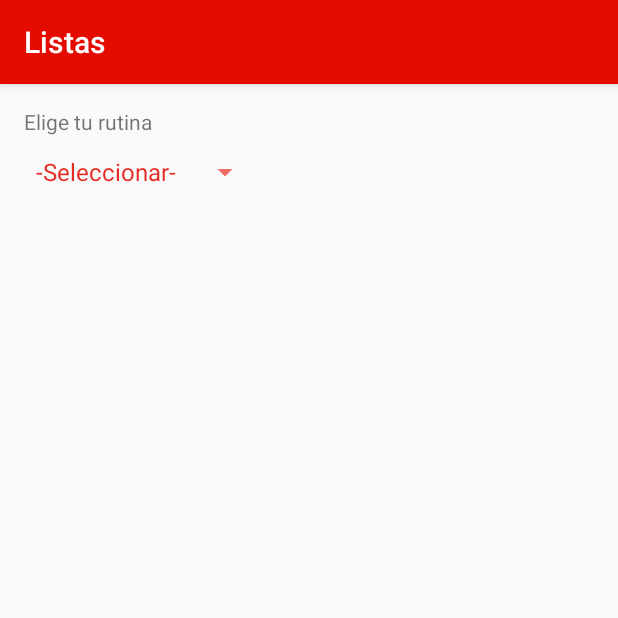
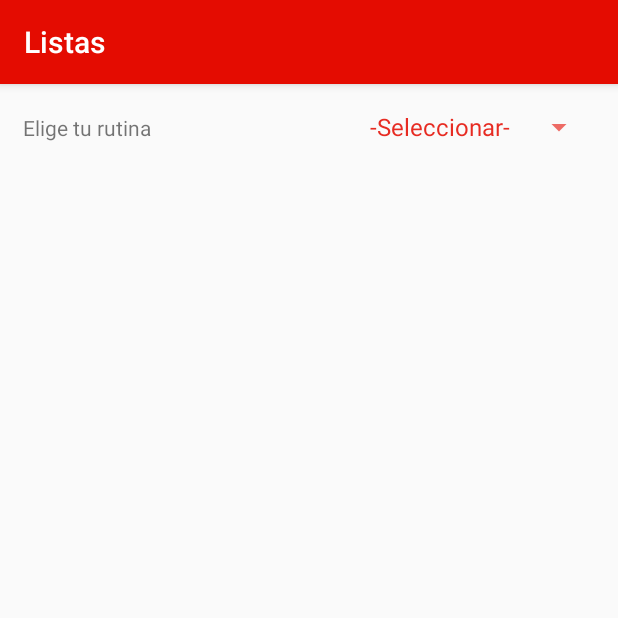
Before and after one commit to Daniel1684/AppGymOriginal, an Android app: the Estadisticas screen opened directly, with no data from a screen before it, on a phone screen of 412 x 824 dp, the top half of it. Run offline under Robolectric (Android 15) with nearby library versions, the phone set to English and light mode, and no system bars.

Commit message:
Adaptador terminado

```diff
--- a/app/src/main/java/com/danielreimundo/appgym/Actividades.java
+++ b/app/src/main/java/com/danielreimundo/appgym/Actividades.java
@@ -141,8 +141,6 @@ public class Actividades extends AppCompatActivity {
 
             @Override
             public void onNothingSelected(AdapterView<?> parent) {
-
-                // sometimes you need nothing here
             }
         });
     }
--- a/app/src/main/java/com/danielreimundo/appgym/Estadisticas.java
+++ b/app/src/main/java/com/danielreimundo/appgym/Estadisticas.java
@@ -1,22 +1,19 @@
 package com.danielreimundo.appgym;
-import android.database.Cursor;
 import android.support.v7.app.AppCompatActivity;
 import android.os.Bundle;
+import android.view.View;
+import android.widget.AdapterView;
+import android.widget.ListView;
 import android.widget.Spinner;
+import com.danielreimundo.appgym.Adapter.GymAdapter;
+import com.danielreimundo.appgym.bd.DatabaseManager;
 
-import com.danielreimundo.appgym.bd.DatabaseManager;
-import com.danielreimundo.appgym.rutinas.Rutina;
-
-import java.util.ArrayList;
-import java.util.HashMap;
-import java.util.List;
-
-public class Estadisticas extends AppCompatActivity  {
+public class Estadisticas extends AppCompatActivity implements AdapterView.OnItemClickListener {
 
     private DatabaseManager db;
     private Spinner spinner;
-    private ArrayList<String> data;
-    private HashMap<String,ArrayList<String>> proto;
+    private GymAdapter gymAdapter;
+    private ListView listView;
 
     @Override
     protected void onCreate(Bundle savedInstanceState) {
@@ -24,25 +21,48 @@ public class Estadisticas extends AppCompatActivity  {
         this.setTitle("Listas");
         setContentView(R.layout.activity_estadisticas);
         db = new DatabaseManager(this);
+        listView = (ListView) findViewById(R.id.listview_estadisticas);
+
 
         spinner = (Spinner) findViewById(R.id.spinner_estadistica_spinni);
-    }
+        spinner.setOnItemSelectedListener(new AdapterView.OnItemSelectedListener(){
 
-    public  void loadData(){
-        data = new ArrayList<>();
-        data.add("Abdominales");
-        data.add("Flexiones");
-        data.add("Sentadillas");
-        data.add("Correr");
-        proto = new HashMap<>();
-      //  List<Rutina> rutinas = db.conversorLista(db.getRutina("Abdominales"));
+            @Override
+            public void onItemSelected(AdapterView<?> parent, View view, int position, long id) {
+                String temp=null;
 
+                switch (position){
+                    case  0:
+                        break;
+                    case 1://abdominales
+                        temp = "Abdominales";
+                        break;
+                    case 2://Correr
+                        temp = "Correr";
+                        break;
+                    case 3://Flexiones
+                        temp = "Flexiones";
+                        break;
+                    case 4://sentadillas
+                        temp = "Sentadillas";
+                        break;
+                }
+                gymAdapter = new GymAdapter(getApplicationContext(),db.getRutinas(temp));
+                listView.setAdapter(gymAdapter);
+            }
 
+            @Override
+            public void onNothingSelected(AdapterView<?> parent) {
 
-
+            }
+        });
 
     }
 
+    @Override
+    public void onItemClick(AdapterView<?> parent, View view, int position, long id) {
+        db.borrar(id);
 
+    }
 
 }
--- a/app/src/main/java/com/danielreimundo/appgym/bd/DatabaseManager.java
+++ b/app/src/main/java/com/danielreimundo/appgym/bd/DatabaseManager.java
@@ -33,7 +33,7 @@ public class DatabaseManager {
 
     public static String crearTabla(){
         String consulta="create table rutina(";
-        consulta+= "id integer primary key autoincrement," ;
+        consulta+= "_id integer primary key autoincrement," ;
         consulta+=" nombre text not null,";
         consulta+=" tiempo integer,";
         consulta+=" repeticiones integer,";
@@ -59,29 +59,26 @@ public class DatabaseManager {
 
     public Cursor getRutinas(String tipoRutina){
         Cursor c=null;
-        //c=bd.rawQuery("Select * from rutina where nombre = '" + nombre + "' order by id desc ", null);
+
         if(tipoRutina=="Abdominales") {
-            c = bd.rawQuery("Select id, tiempo, repeticiones, serie from rutina where nombre = 'Abdominales' " +
-                    "order by id desc ", null);
+            c = bd.rawQuery("SELECT _id, nombre, tiempo, repeticiones, serie, dia, semana, dificultad FROM rutina WHERE nombre = 'Abdominales' ORDER BY _id desc ", null);
         }
         else if(tipoRutina=="Correr"){
-            c = bd.rawQuery("Select id, tiempo, distancia from rutina where nombre = 'Correr' " +
-                    "order by id desc ", null);
+            c = bd.rawQuery("SELECT _id, nombre, tiempo, distancia, dia, semana, dificultad FROM rutina WHERE nombre = 'Correr' ORDER BY _id desc ", null);
         }
         else if(tipoRutina=="Flexiones"){
-            c = bd.rawQuery("Select id, tiempo, repeticiones, serie from rutina where nombre = 'Flexiones' " +
-                    "order by id desc ", null);
+            c = bd.rawQuery("SELECT _id,nombre, tiempo, repeticiones, serie, dia, semana, dificultad FROM rutina WHERE nombre = 'Flexiones' ORDER BY _id desc ", null);
         }
         else if(tipoRutina=="Sentadillas"){
-            c = bd.rawQuery("Select id, tiempo, repeticiones, serie from rutina where nombre = 'Sentadillas' " +
-                    "order by id desc ", null);
+            c = bd.rawQuery("SELECT _id, nombre, tiempo, repeticiones, serie, dia, semana,dificultad FROM rutina WHERE nombre = 'Sentadillas' ORDER BY _id desc ", null);
         }
         return c;
     }
 
 
-    public int borrar(int id){
-        int borrado = bd.delete("rutina", "id=" + id, null);
+    public int borrar(long id){
+        String _id = String.valueOf(id);
+        int borrado = bd.delete("rutina", "_id=" + _id, null);
         return borrado;
     }
 
@@ -89,58 +86,9 @@ public class DatabaseManager {
         ContentValues cv = getContenedor(rutina);
 
         // con esto modifico la rutina con el id de la funcion
-        return bd.update("rutina", cv, "id = " + id, null);
+        return bd.update("rutina", cv, "_id = " + id, null);
     }
 
-    /*
-    public static List<Rutina> conversorLista(Cursor c){
-        List<Rutina> lista = new ArrayList<>();
-        Rutina rutina;
-        while(c.moveToNext()) {
-            rutina = new Rutina();
-            rutina.setDia(c.getInt(7));
-            rutina.setNombre(c.getString(1));
-            rutina.setDificultad(c.getString(6));
-            rutina.setSemana(c.getInt(8));
-            rutina.setTiempo(c.getInt(2));
-
-            if(c.getString(1) == "Abdominales") {
-                Abdominales ab = (Abdominales) rutina;
-                ab.setSerie(c.getInt(4));
-                ab.setRepeticiones(c.getInt(3));
-            }
-
-            else if(c.getString(1) == "Correr") {
-                Correr co = (Correr) rutina;
-                co.setDistancia(c.getInt(5));
-            }
-
-            else if(c.getString(1) == "Flexiones") {
-                Flexiones fl = (Flexiones) rutina;
-                fl.setSerie(c.getInt(4));
-                fl.setRepeticiones(c.getInt(3));
-
-            }
-
-            else if(c.getString(1) == "Sentadillas") {
-                Sentadillas se = (Sentadillas) rutina;
-                se.setSerie(c.getInt(4));
-                se.setRepeticiones(c.getInt(3));
-
-            }
-            lista.add(rutina);
-        }
-
-        System.out.println(lista.size());
-        System.out.println(lista);
-        return lista;
-    }*/
-
-
-
-
-
-// aqui pa abajo no!!
     private static ContentValues getContenedor(Rutina rutina){
         ContentValues cv = new ContentValues();
         cv.put("nombre", rutina.getNombre());
--- a/app/src/main/res/layout/activity_estadisticas.xml
+++ b/app/src/main/res/layout/activity_estadisticas.xml
@@ -1,5 +1,5 @@
 <?xml version="1.0" encoding="utf-8"?>
-<android.support.constraint.ConstraintLayout xmlns:android="http://schemas.android.com/apk/res/android"
+<RelativeLayout xmlns:android="http://schemas.android.com/apk/res/android"
     xmlns:app="http://schemas.android.com/apk/res-auto"
     xmlns:tools="http://schemas.android.com/tools"
     android:layout_width="match_parent"
@@ -8,32 +8,40 @@
 
     <Spinner
         android:id="@+id/spinner_estadistica_spinni"
-        android:layout_width="0dp"
-        android:layout_height="33dp"
-        android:layout_marginTop="7dp"
+        android:layout_width="wrap_content"
+        android:layout_height="wrap_content"
         android:entries="@array/ejercicios"
         app:layout_constraintLeft_toLeftOf="@+id/tv_estadistica_titulo"
-        app:layout_constraintTop_toBottomOf="@+id/tv_estadistica_titulo" />
+        app:layout_constraintTop_toBottomOf="@+id/tv_estadistica_titulo"
+        android:layout_marginEnd="15dp"
+        android:layout_alignBaseline="@+id/tv_estadistica_titulo"
+        android:layout_alignBottom="@+id/tv_estadistica_titulo"
+        android:layout_alignParentEnd="true" />
 
     <TextView
         android:id="@+id/tv_estadistica_titulo"
         android:layout_width="wrap_content"
         android:layout_height="wrap_content"
+        android:layout_alignParentStart="true"
+        android:layout_alignParentTop="true"
+        android:layout_marginLeft="15dp"
+        android:layout_marginStart="15dp"
+        android:layout_marginTop="19dp"
         android:text="Elige tu rutina"
-        android:layout_marginLeft="15dp"
         app:layout_constraintLeft_toLeftOf="parent"
-        app:layout_constraintTop_toTopOf="parent"
-        android:layout_marginTop="15dp"
-        android:layout_marginStart="16dp" />
+        app:layout_constraintTop_toTopOf="parent" />
 
     <ListView
         android:id="@+id/listview_estadisticas"
 
-        android:layout_width="368dp"
-        android:layout_height="0dp"
+        android:layout_width="match_parent"
 
-        android:layout_marginTop="2dp"
+        android:layout_height="wrap_content"
+        android:layout_alignParentStart="true"
+        android:layout_below="@+id/spinner_estadistica_spinni"
+        android:layout_marginLeft="20dp"
+        android:layout_marginTop="10dp"
         app:layout_constraintLeft_toLeftOf="@+id/spinner_estadistica_spinni"
         app:layout_constraintTop_toBottomOf="@+id/spinner_estadistica_spinni" />
 
-</android.support.constraint.ConstraintLayout>
+</RelativeLayout>
```
Also changed, not shown: app/src/main/java/com/danielreimundo/appgym/Adapter/GymAdapter.java (+81 -3 lines), app/src/main/res/layout/lista_ejercicios.xml (+87 -22 lines), app/src/main/Estadisticas-web.png, app/src/main/lista001-web.png.
